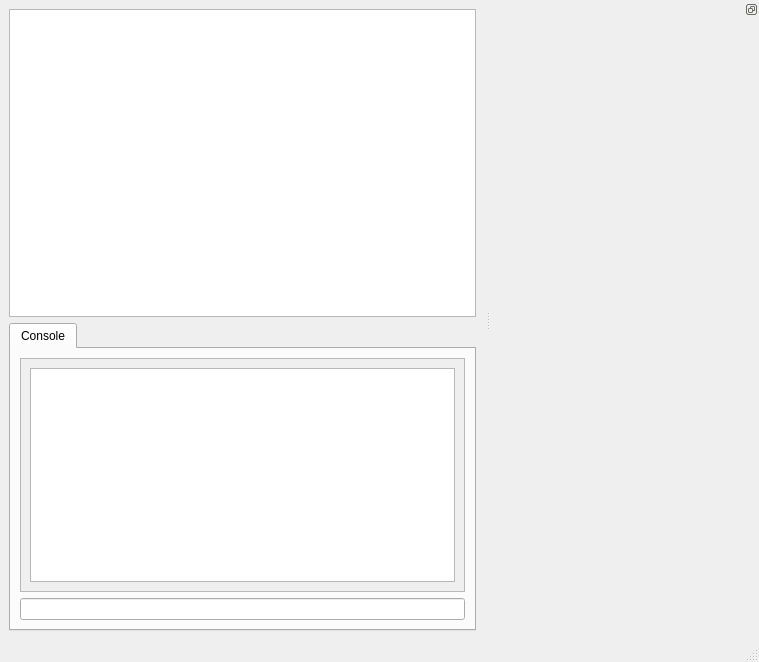
PembrokeNS/sakusen, file kiai/mainWindow.ui: the form before one commit.
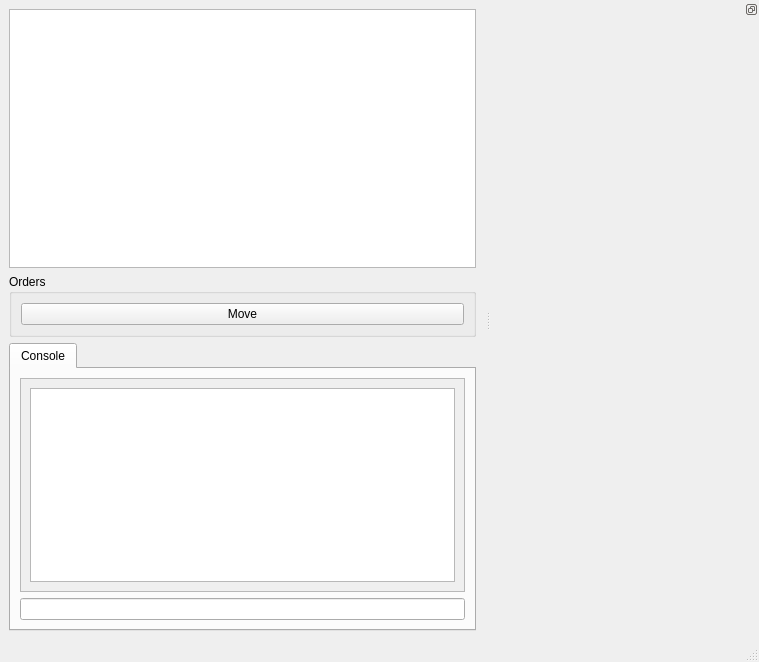
The form after the commit. Custom widgets are drawn as their Qt base class.

Commit message: Minor housekeeping and some preparations for implementing orders.

Patch:
```diff
--- a/kiai/mainWindow.ui
+++ b/kiai/mainWindow.ui
@@ -14,10 +14,26 @@
    <string>MainWindow</string>
   </property>
   <widget class="QWidget" name="centralwidget">
-   <layout class="QVBoxLayout">
+   <layout class="QVBoxLayout" name="verticalLayout">
     <item>
      <widget class="gameView" name="gameview"/>
     </item>
+    <item>
+     <widget class="QGroupBox" name="orders">
+      <property name="title">
+       <string>Orders</string>
+      </property>
+      <layout class="QHBoxLayout" name="horizontalLayout_2">
+       <item>
+        <widget class="KPushButton" name="move">
+         <property name="text">
+          <string>Move</string>
+         </property>
+        </widget>
+       </item>
+      </layout>
+     </widget>
+    </item>
     <item>
      <widget class="KTabWidget" name="ktabwidget">
       <property name="movable">
@@ -38,8 +54,8 @@
             <rect>
              <x>0</x>
              <y>0</y>
-             <width>391</width>
-             <height>216</height>
+             <width>441</width>
+             <height>212</height>
             </rect>
            </property>
            <layout class="QHBoxLayout" name="horizontalLayout">
@@ -108,6 +124,11 @@
    <extends>QLineEdit</extends>
    <header>klineedit.h</header>
   </customwidget>
+  <customwidget>
+   <class>KPushButton</class>
+   <extends>QPushButton</extends>
+   <header>kpushbutton.h</header>
+  </customwidget>
   <customwidget>
    <class>KTabWidget</class>
    <extends>QTabWidget</extends>
```
Left out of the diff: 2 changed lines with no effect on the pictures. The commit also changes 2 other files.
